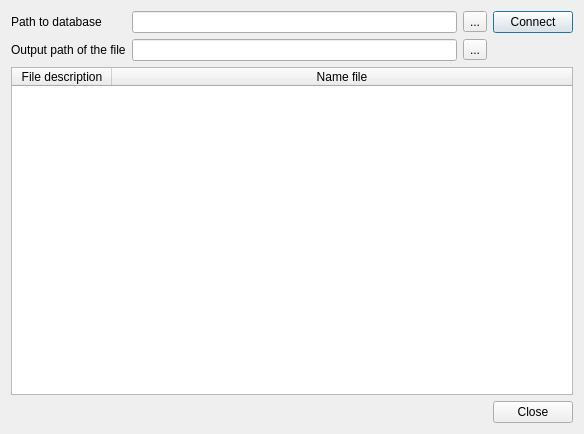
Qt form settingsdialog.ui (khmaksim/ObstacleCreator) before a commit.
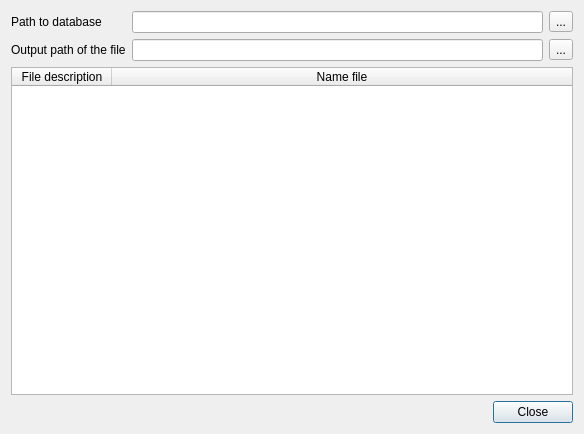
The same form after that commit.

Commit message: Changed func write / read settings.

Patch:
```diff
--- a/settingsdialog.ui
+++ b/settingsdialog.ui
@@ -96,13 +96,6 @@
        </property>
       </widget>
      </item>
-     <item row="0" column="3">
-      <widget class="QPushButton" name="connectDatabaseButton">
-       <property name="text">
-        <string>Connect</string>
-       </property>
-      </widget>
-     </item>
     </layout>
    </item>
    <item row="2" column="1">
```
Left out of the diff: 32 changed lines with no effect on the pictures. The commit also changes 2 other files.
